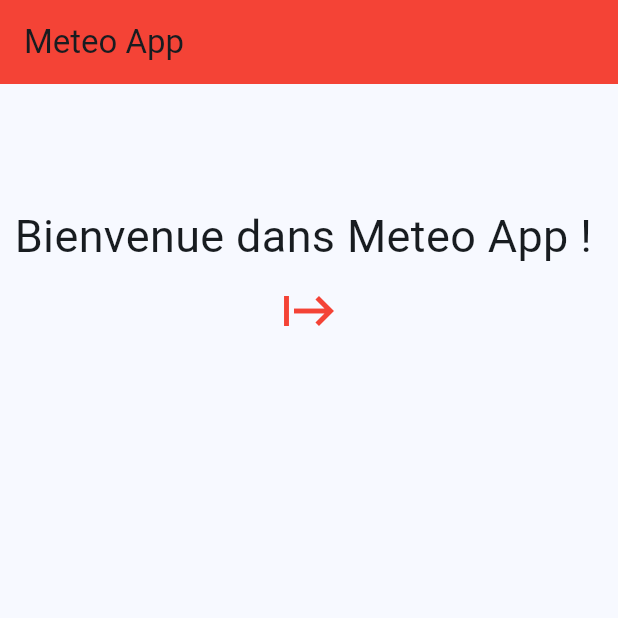
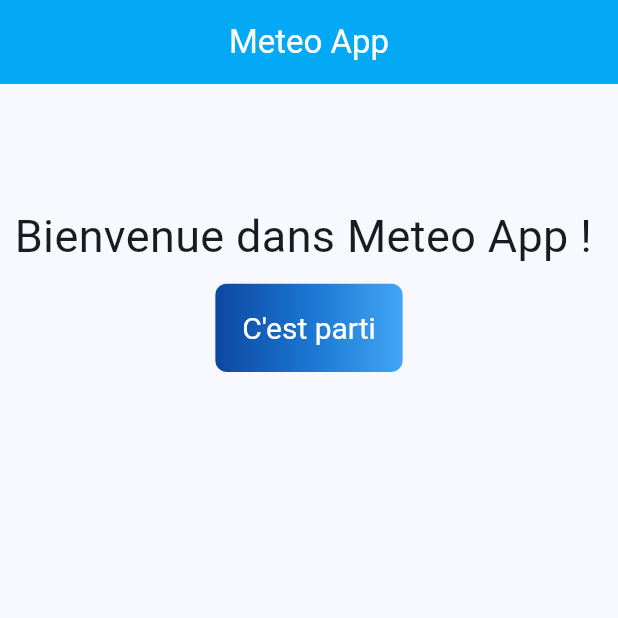
Before and after one commit to djibzo/meteo_app, a Flutter app: the screen it shows after launch, on a phone screen of 412 x 824 dp, the top half of it. Run offline on Flutter 3.47's test engine with Material 3 defaults, Android fonts, the phone set to English and light mode, and no system bars.

Commit message:
changement du iconbutton en textbutton

```diff
--- a/lib/screens/home_screen.dart
+++ b/lib/screens/home_screen.dart
@@ -20,7 +20,8 @@ class _HomeScreenState extends State<HomeScreen> {
     return Scaffold(
       appBar: AppBar(
         backgroundColor: appliColor,
-        title: Text(widget.title),
+        centerTitle: true,
+        title: Text(widget.title,style: TextStyle(color: Colors.white,),),
       ),
       body:  Center(
 
@@ -28,19 +29,65 @@ class _HomeScreenState extends State<HomeScreen> {
           mainAxisAlignment: MainAxisAlignment.start,
           children: <Widget>[
             const Padding(
-              padding: EdgeInsets.only(top: 80),
+              padding: EdgeInsets.only(top: 80,bottom: 10),
               child: Text(
                 'Bienvenue dans Meteo App ! ',style: TextStyle(fontSize: 30),
               ),
             ),
-            IconButton(
-              onPressed: () {
-                  Navigator.push(context, MaterialPageRoute(builder: (context) {
-                    return LoaderWeatherScreen();
-                  },));
-                },
-                icon: Icon(Icons.start,size: 40,color: appliColor,),
-            )
+            ClipRRect(
+              borderRadius: BorderRadius.circular(8),
+              child: Stack(
+                children: <Widget>[
+                  Positioned.fill(
+                    child: Container(
+                      decoration: const BoxDecoration(
+                        gradient: LinearGradient(
+                          colors: <Color>[
+                            Color(0xFF0D47A1),
+                            Color(0xFF1976D2),
+                            Color(0xFF42A5F5),
+                          ],
+                        ),
+                      ),
+                    ),
+                  ),
+                  TextButton(
+                    style: TextButton.styleFrom(
+                      foregroundColor: Colors.white,
+                      padding: const EdgeInsets.all(18.0),
+                      textStyle: const TextStyle(fontSize: 20),
+                    ),
+                    onPressed: () {
+                      Navigator.push(context, MaterialPageRoute(builder: (context) {
+                        return LoaderWeatherScreen();
+                      },));
+                    },
+                    child: const Text('C\'est parti'),
+                  ),
+                ],
+              ),
+            ),
+            // TextButton(
+            //   style: TextButton.styleFrom(
+            //     foregroundColor: appliColor,
+            //     padding: const EdgeInsets.all(16.0),
+            //     textStyle: const TextStyle(fontSize: 20),
+            //   ),
+            //   onPressed: () {
+            //     Navigator.push(context, MaterialPageRoute(builder: (context) {
+            //       return LoaderWeatherScreen();
+            //     },));
+            //   },
+            //   child: const Text('C\'est parti !'),
+            // ),
+            // IconButton(
+            //   onPressed: () {
+            //       Navigator.push(context, MaterialPageRoute(builder: (context) {
+            //         return LoaderWeatherScreen();
+            //       },));
+            //     },
+            //     icon: Icon(Icons.start,size: 40,color: appliColor,),
+            // )
           ],
         ),
       ), // This trailing comma makes auto-formatting nicer for build methods.
--- a/lib/screens/loader_weather_screen.dart
+++ b/lib/screens/loader_weather_screen.dart
@@ -14,7 +14,8 @@ class _LoaderWeatherScreenState extends State<LoaderWeatherScreen> {
   Widget build(BuildContext context) {
     return Scaffold(
     appBar: AppBar(
-      title: Text('Meteo App'),
+      foregroundColor: Colors.white,
+      title: Text('Meteo App',),
       backgroundColor: appliColor,
       centerTitle: true,
     ),
--- a/lib/utils/consts.dart
+++ b/lib/utils/consts.dart
@@ -2,4 +2,4 @@ import 'dart:ui';
 
 import 'package:flutter/material.dart';
 
- Color appliColor=Colors.red;
+Color appliColor=Colors.lightBlue;
```
